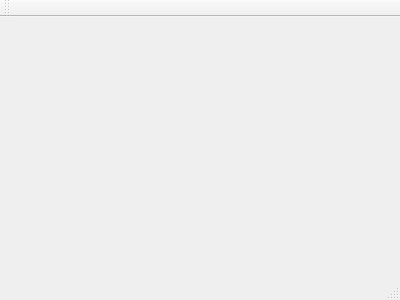
Above: spez/mainwindow.ui from alkyl1978/QTspez before the change. Below: the same form after it.
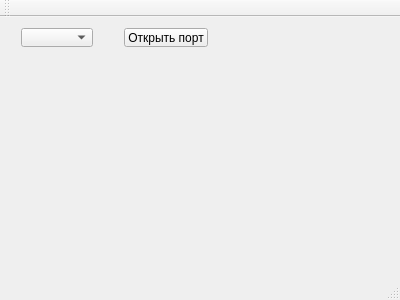
That is the form after the change.

Patch:
```diff
--- a/spez/mainwindow.ui
+++ b/spez/mainwindow.ui
@@ -12,13 +12,54 @@
   <property name="windowTitle" >
    <string>MainWindow</string>
   </property>
-  <widget class="QMenuBar" name="menuBar" />
-  <widget class="QToolBar" name="mainToolBar" />
-  <widget class="QWidget" name="centralWidget" />
-  <widget class="QStatusBar" name="statusBar" />
+  <widget class="QWidget" name="centralWidget">
+   <widget class="QWidget" name="horizontalLayoutWidget">
+    <property name="geometry">
+     <rect>
+      <x>10</x>
+      <y>0</y>
+      <width>209</width>
+      <height>41</height>
+     </rect>
+    </property>
+    <layout class="QHBoxLayout" name="horizontalLayout">
+     <item>
+      <widget class="QComboBox" name="comboBox"/>
+     </item>
+     <item>
+      <spacer name="horizontalSpacer">
+       <property name="orientation">
+        <enum>Qt::Horizontal</enum>
+       </property>
+       <property name="sizeHint" stdset="0">
+        <size>
+         <width>40</width>
+         <height>20</height>
+        </size>
+       </property>
+      </spacer>
+     </item>
+     <item>
+      <widget class="QPushButton" name="pushButton">
+       <property name="text">
+        <string>Открыть порт</string>
+       </property>
+      </widget>
+     </item>
+    </layout>
+   </widget>
+  </widget>
+  <widget class="QToolBar" name="mainToolBar">
+   <attribute name="toolBarArea">
+    <enum>TopToolBarArea</enum>
+   </attribute>
+   <attribute name="toolBarBreak">
+    <bool>false</bool>
+   </attribute>
+  </widget>
+  <widget class="QStatusBar" name="statusBar"/>
  </widget>
- <layoutDefault spacing="6" margin="11" />
- <pixmapfunction></pixmapfunction>
+ <layoutdefault spacing="6" margin="11"/>
  <resources/>
  <connections/>
 </ui>
```
Left out of the diff: 7 changed lines with no effect on the pictures.
